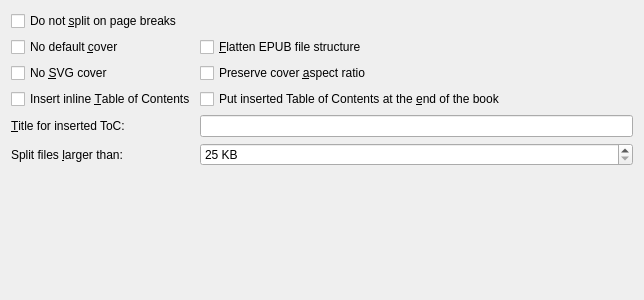
Before: the Qt Designer form src/calibre/gui2/convert/epub_output.ui in kovidgoyal/calibre, drawn with Qt 5.
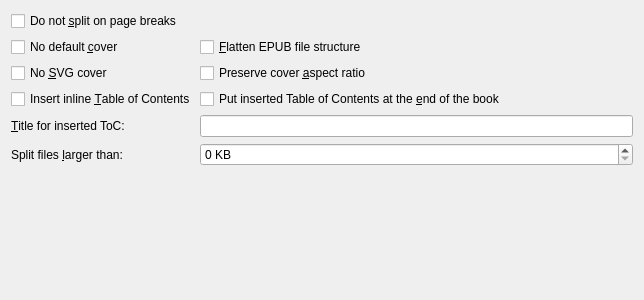
After: the same form once the commit is applied.

Diff of the .ui file:
```diff
--- a/src/calibre/gui2/convert/epub_output.ui
+++ b/src/calibre/gui2/convert/epub_output.ui
@@ -37,7 +37,7 @@
       <string> KB</string>
      </property>
      <property name="minimum">
-      <number>25</number>
+      <number>0</number>
      </property>
      <property name="maximum">
       <number>1000000</number>
```
